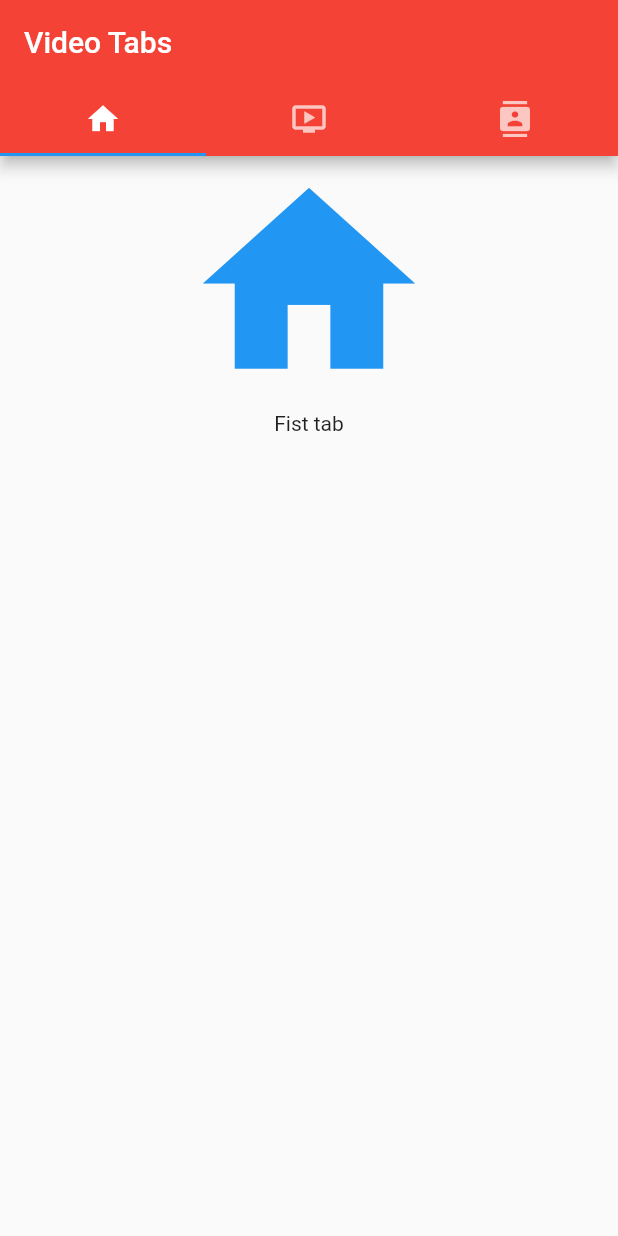
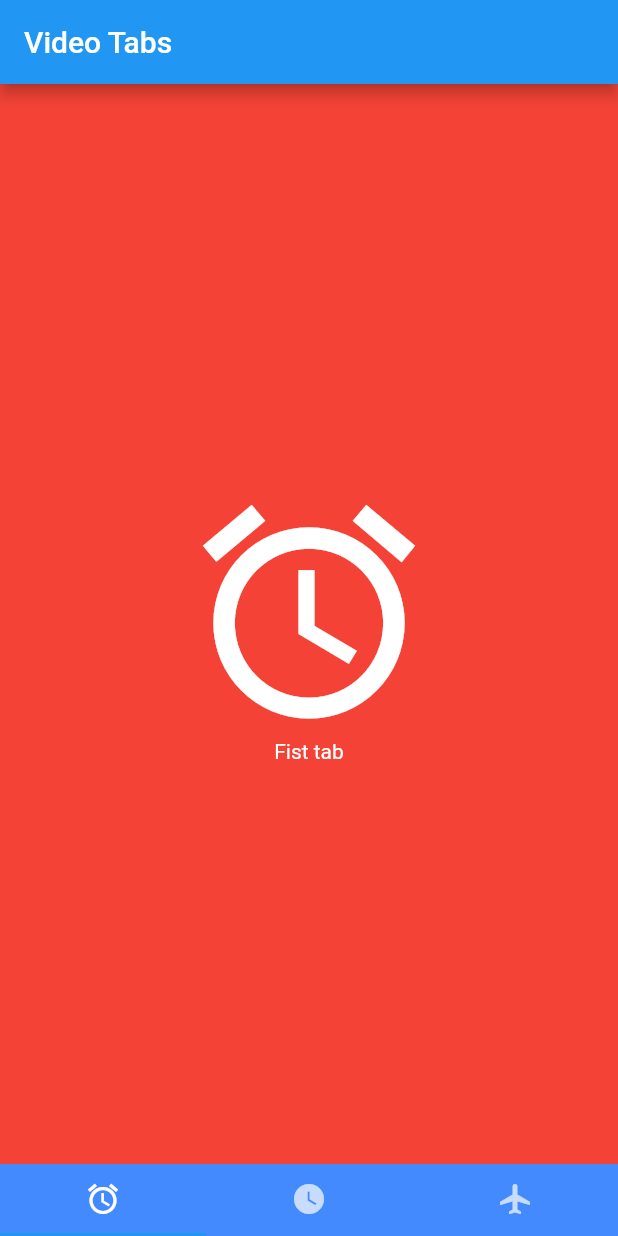
Before and after one commit to AntonioVeintiuno/fluttrapp, a Flutter app: the screen it shows after launch, on a phone screen of 412 x 824 dp. Run offline on Flutter 3.47's test engine with Material 2 defaults, Android fonts, the phone set to English and light mode, and no system bars.

Commit message:
Tabs Chalenge.
Signed-off-by: Antonio Garcia <moy_357@hotmail.com>

```diff
--- a/lib/src/screens/tabs_page.dart
+++ b/lib/src/screens/tabs_page.dart
@@ -16,18 +16,21 @@ class _MyTabsState extends State<MyTabs> {
       child: Scaffold(
         appBar: AppBar(
           title: Text('Video Tabs'),
-          backgroundColor: Colors.red,
-          bottom: TabBar(tabs: <Widget>[
-            Tab(icon: Icon(Icons.home)),
-            Tab(icon: Icon(Icons.ondemand_video)),
-            Tab(icon: Icon(Icons.contacts))
-          ],),
+          backgroundColor: Colors.blue,
         ),
         body: TabBarView(children: <Widget>[
           Home(),
           Video(),
           Contacts()
         ],),
+        bottomNavigationBar: Material(
+          color: Colors.blueAccent,
+          child: TabBar(tabs: <Widget>[
+            Tab(icon: Icon(Icons.alarm)),
+            Tab(icon: Icon(Icons.watch_later)),
+            Tab(icon: Icon(Icons.airplanemode_active))
+          ],),
+        ) ,
       )
     );
   }
--- a/lib/src/screens/tasbs_screens/home.dart
+++ b/lib/src/screens/tasbs_screens/home.dart
@@ -4,10 +4,15 @@ class Home extends StatelessWidget {
   @override
   Widget build(BuildContext context) {
     return Container(
-      child: Column(children: <Widget>[
-        Icon(Icons.home,size: 170.0, color: Colors.blue),
-        Text('Fist tab')
-      ],)
+      color: Colors.red,
+      child: Center(
+        child: Column(
+          mainAxisAlignment: MainAxisAlignment.center,
+          children: <Widget>[
+        Icon(Icons.alarm,size: 170.0, color: Colors.white),
+        Text('Fist tab', style: TextStyle(color: Colors.white))
+      ]),
+      )
     );
   }
 }
```
Also changed, not shown: lib/src/screens/tasbs_screens/contact.dart (+9 -4 lines), lib/src/screens/tasbs_screens/video.dart (+9 -4 lines).
